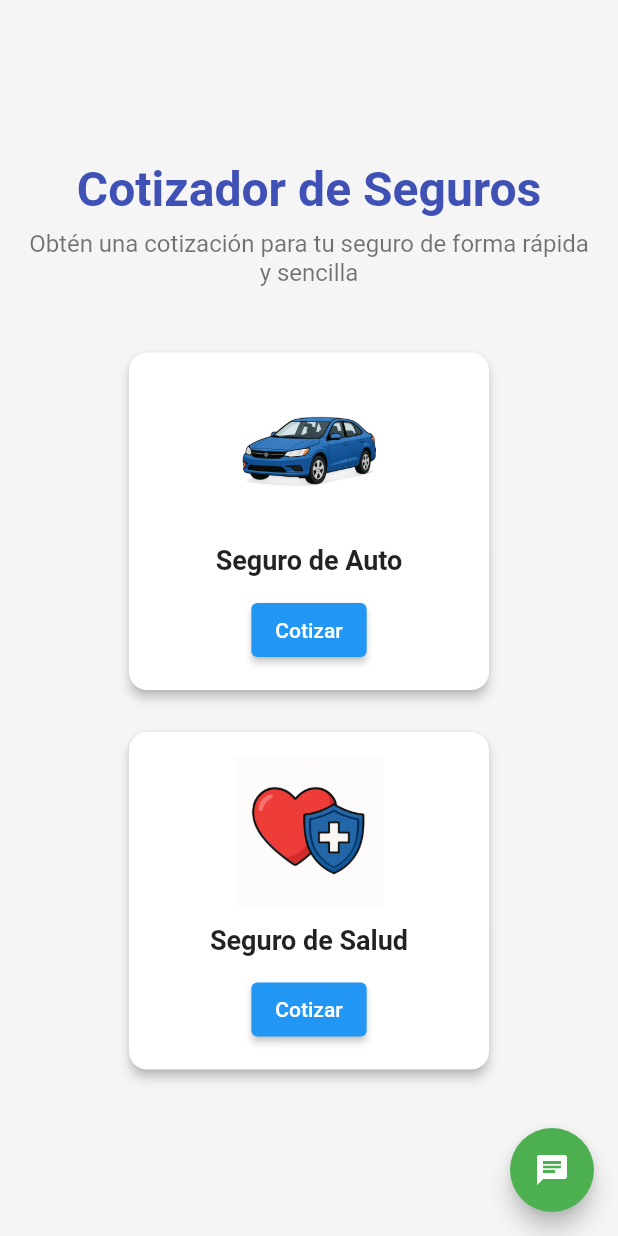
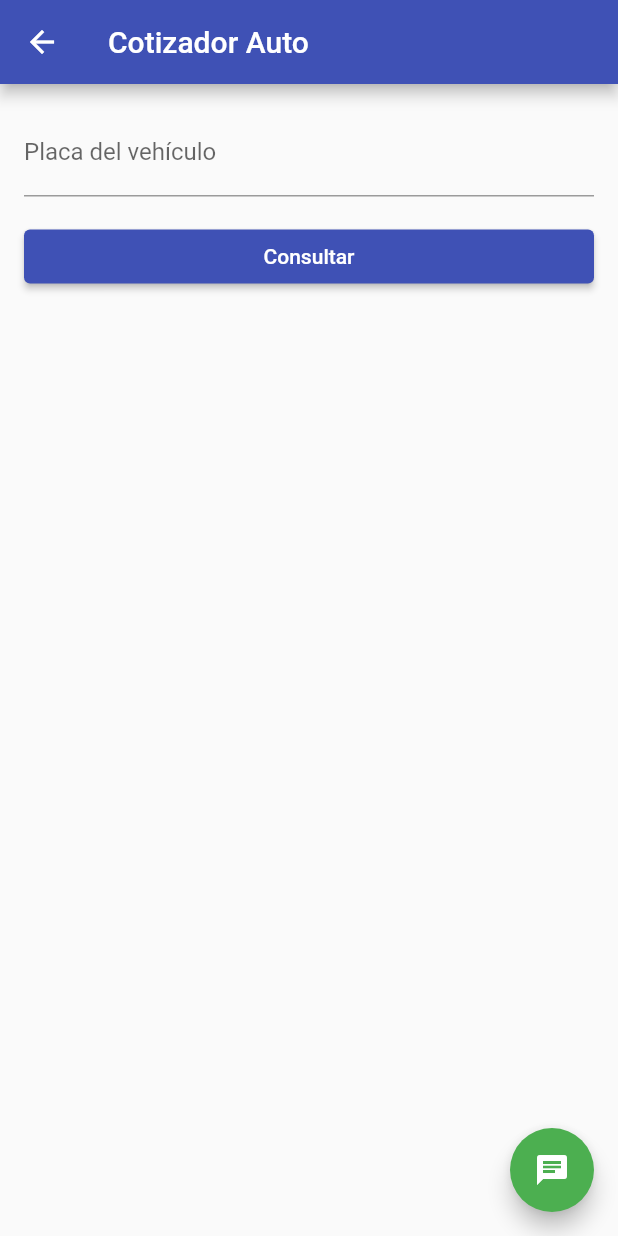
Before and after one commit to danielmmerino/cotizador_broker, a Flutter app: the screen it shows after launch, after a tap on "Cotizar", on a phone screen of 412 x 824 dp. Run offline on Flutter 3.47's test engine with Material 2 defaults, Android fonts, the phone set to English and light mode, and no system bars.

Commit message:
Add auto quote page with plate lookup

```diff
--- a/lib/pages/landing_page.dart
+++ b/lib/pages/landing_page.dart
@@ -1,5 +1,6 @@
 import 'package:flutter/material.dart';
 import 'cotizador_salud.dart';
+import 'preferencias_cotizador_auto.dart';
 import '../widgets/whatsapp_button.dart';
 
 class LandingPage extends StatelessWidget {
@@ -40,7 +41,12 @@ class LandingPage extends StatelessWidget {
                     title: 'Seguro de Auto',
                     imagePath: 'assets/images/car.png',
                     onPressed: () {
-                      // Navegar a cotización de auto
+                      Navigator.push(
+                        context,
+                        MaterialPageRoute(
+                          builder: (_) => const PreferenciasCotizadorAutoPage(),
+                        ),
+                      );
                     },
                   ),
                   _InsuranceCard(
--- /dev/null
+++ b/lib/pages/preferencias_cotizador_auto.dart
@@ -0,0 +1,106 @@
+import 'package:flutter/material.dart';
+
+import '../services/vehicle_info_service.dart';
+import '../widgets/whatsapp_button.dart';
+
+class PreferenciasCotizadorAutoPage extends StatefulWidget {
+  const PreferenciasCotizadorAutoPage({super.key});
+
+  @override
+  State<PreferenciasCotizadorAutoPage> createState() =>
+      _PreferenciasCotizadorAutoPageState();
+}
+
+class _PreferenciasCotizadorAutoPageState
+    extends State<PreferenciasCotizadorAutoPage> {
+  final _formKey = GlobalKey<FormState>();
+  final _plateController = TextEditingController();
+  final _service = VehicleInfoService();
+
+  String? _result;
+  bool _loading = false;
+
+  @override
+  void dispose() {
+    _plateController.dispose();
+    super.dispose();
+  }
+
+  Future<void> _consultar() async {
+    if (!_formKey.currentState!.validate()) return;
+
+    setState(() {
+      _loading = true;
+      _result = null;
+    });
+    try {
+      final response = await _service.fetchVehicleInfo(_plateController.text);
+      setState(() {
+        _result = response;
+      });
+    } catch (e) {
+      setState(() {
+        _result = 'Error al consultar: $e';
+      });
+    } finally {
+      setState(() {
+        _loading = false;
+      });
+    }
+  }
+
+  @override
+  Widget build(BuildContext context) {
+    return Scaffold(
+      appBar: AppBar(
+        title: const Text('Cotizador Auto'),
+      ),
+      floatingActionButton: const WhatsappButton(),
+      body: SafeArea(
+        child: Align(
+          alignment: Alignment.topCenter,
+          child: ConstrainedBox(
+            constraints: const BoxConstraints(maxWidth: 600),
+            child: Padding(
+              padding: const EdgeInsets.all(16.0),
+              child: Form(
+                key: _formKey,
+                child: Column(
+                  crossAxisAlignment: CrossAxisAlignment.stretch,
+                  children: [
+                    TextFormField(
+                      controller: _plateController,
+                      decoration: const InputDecoration(
+                        labelText: 'Placa del vehículo',
+                      ),
+                      validator: (value) =>
+                          value == null || value.isEmpty ? 'Campo obligatorio' : null,
+                    ),
+                    const SizedBox(height: 16),
+                    ElevatedButton(
+                      onPressed: _loading ? null : _consultar,
+                      child: _loading
+                          ? const SizedBox(
+                              width: 20,
+                              height: 20,
+                              child: CircularProgressIndicator(strokeWidth: 2),
+                            )
+                          : const Text('Consultar'),
+                    ),
+                    const SizedBox(height: 16),
+                    if (_result != null)
+                      Expanded(
+                        child: SingleChildScrollView(
+                          child: Text(_result!),
+                        ),
+                      ),
+                  ],
+                ),
+              ),
+            ),
+          ),
+        ),
+      ),
+    );
+  }
+}
--- /dev/null
+++ b/lib/services/vehicle_info_service.dart
@@ -0,0 +1,14 @@
+import 'package:http/http.dart' as http;
+
+class VehicleInfoService {
+  Future<String> fetchVehicleInfo(String plate) async {
+    final url = Uri.parse(
+        'https://www.ecuadorlegalonline.com/modulo/sri/matriculacion/consultar-vehiculo-rubros.php?placa=$plate');
+    final response = await http.get(url);
+    if (response.statusCode == 200) {
+      return response.body;
+    } else {
+      throw Exception('Error al obtener información del vehículo');
+    }
+  }
+}
--- a/pubspec.yaml
+++ b/pubspec.yaml
@@ -35,6 +35,7 @@ dependencies:
   # The following adds the Cupertino Icons font to your application.
   # Use with the CupertinoIcons class for iOS style icons.
   cupertino_icons: ^1.0.2
+  http: ^0.13.6
   url_launcher: ^6.1.6
 
 dev_dependencies:
```
